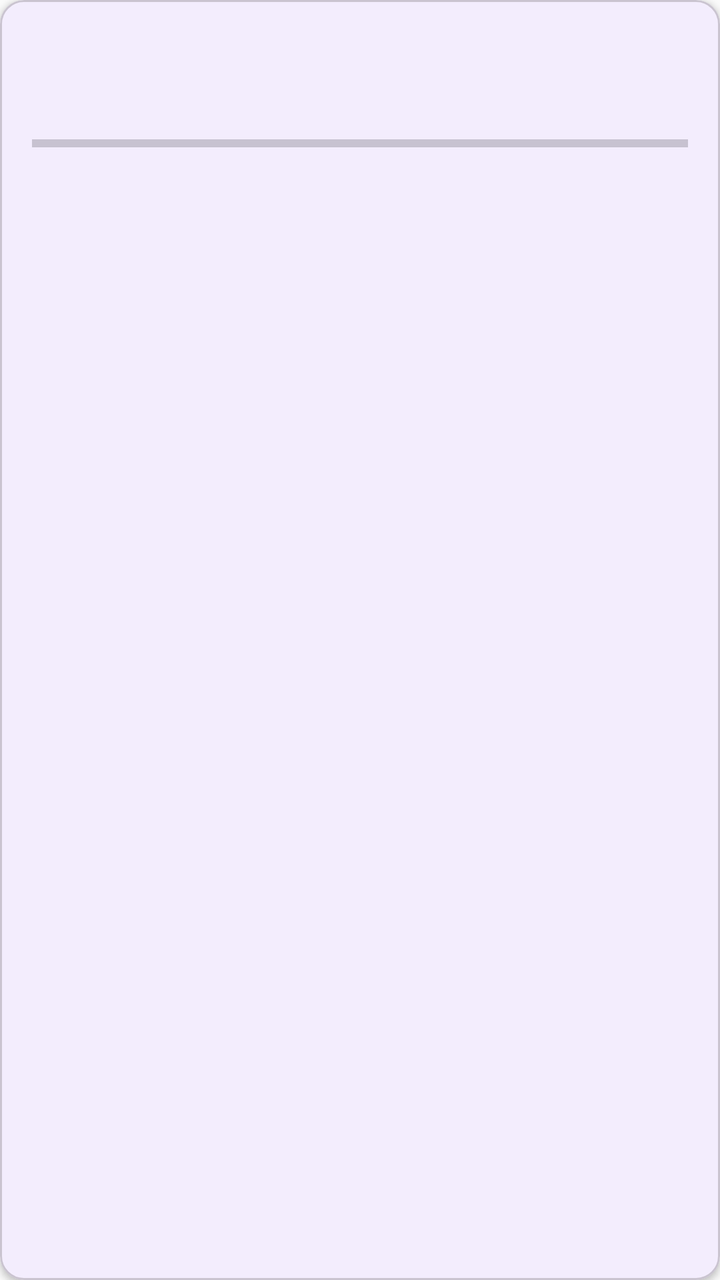
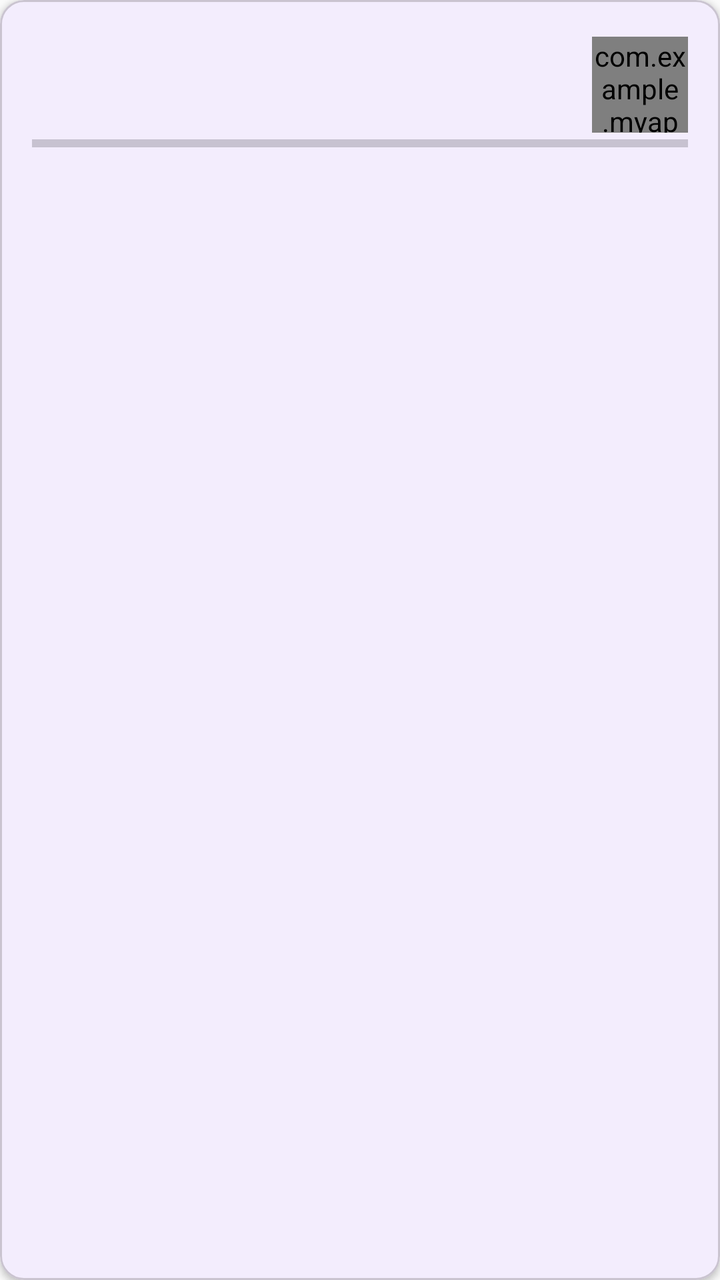

Before-and-after screenshots of an Android layout around one commit, followed by the original layout XML and the change that was made.
<!-- AndroidManifest.xml: application theme Theme.MyApplication -->
<!-- res/layout/item_habit.xml -->
<?xml version="1.0" encoding="utf-8"?>
<com.google.android.material.card.MaterialCardView
    xmlns:android="http://schemas.android.com/apk/res/android"
    xmlns:app="http://schemas.android.com/apk/res-auto"
    android:layout_width="match_parent"
    android:layout_height="wrap_content"
    android:layout_marginBottom="@dimen/spacing_sm"
    app:cardCornerRadius="@dimen/card_corner_radius"
    app:cardElevation="@dimen/card_elevation">

    <androidx.constraintlayout.widget.ConstraintLayout
        android:layout_width="match_parent"
        android:layout_height="wrap_content"
        android:padding="@dimen/card_padding">

        
        <TextView
            android:id="@+id/tv_habit_title"
            style="@style/TextStyle.Body"
            android:layout_width="0dp"
            android:layout_height="wrap_content"
            android:textStyle="bold"
            app:layout_constraintTop_toTopOf="parent"
            app:layout_constraintStart_toStartOf="parent"
            app:layout_constraintEnd_toStartOf="@id/tv_habit_percent"
            android:layout_marginEnd="@dimen/spacing_sm" />

        
        <TextView
            android:id="@+id/tv_habit_streak"
            style="@style/TextStyle.Caption"
            android:layout_width="0dp"
            android:layout_height="wrap_content"
            android:layout_marginTop="@dimen/spacing_xs"
            app:layout_constraintTop_toBottomOf="@id/tv_habit_title"
            app:layout_constraintStart_toStartOf="parent"
            app:layout_constraintEnd_toStartOf="@id/tv_habit_percent" />

        
        <TextView
            android:id="@+id/tv_habit_percent"
            style="@style/TextStyle.Percent"
            android:layout_width="wrap_content"
            android:layout_height="wrap_content"
            app:layout_constraintTop_toTopOf="parent"
            app:layout_constraintBottom_toTopOf="@id/progress_habit"
            app:layout_constraintEnd_toEndOf="parent" />

        
        <ProgressBar
            android:id="@+id/progress_habit"
            style="?android:attr/progressBarStyleHorizontal"
            android:layout_width="0dp"
            android:layout_height="@dimen/item_progress_height"
            android:layout_marginTop="@dimen/spacing_sm"
            android:max="100"
            app:layout_constraintTop_toBottomOf="@id/tv_habit_streak"
            app:layout_constraintStart_toStartOf="parent"
            app:layout_constraintEnd_toEndOf="parent"
            app:layout_constraintBottom_toBottomOf="parent" />

    </androidx.constraintlayout.widget.ConstraintLayout>
</com.google.android.material.card.MaterialCardView>
<!-- resources referenced by this layout -->
<resources>
  <dimen name="card_corner_radius">12dp</dimen>
  <dimen name="card_elevation">2dp</dimen>
  <dimen name="card_padding">16dp</dimen>
  <dimen name="item_progress_height">6dp</dimen>
  <dimen name="spacing_sm">8dp</dimen>
  <dimen name="spacing_xs">4dp</dimen>
  <style name="TextStyle.Body">
          <item name="android:textSize">@dimen/text_body</item>
          <item name="android:textColor">@color/on_surface</item>
      </style>
  <style name="TextStyle.Caption">
          <item name="android:textSize">@dimen/text_body_small</item>
          <item name="android:textColor">@color/on_surface_variant</item>
      </style>
  <style name="TextStyle.Percent">
          <item name="android:textSize">@dimen/text_percent</item>
          <item name="android:textStyle">bold</item>
      </style>
  <style name="Theme.MyApplication" parent="Theme.Material3.DayNight.NoActionBar">
          <item name="colorPrimary">@color/primary</item>
          <item name="colorPrimaryVariant">@color/primary_variant</item>
          <item name="colorOnPrimary">@color/on_primary</item>
          <item name="colorSecondary">@color/secondary</item>
          <item name="colorSecondaryVariant">@color/secondary_variant</item>
          <item name="colorOnSecondary">@color/on_secondary</item>
          <item name="colorError">@color/error</item>
          <item name="colorOnError">@color/on_error</item>
          <item name="android:colorBackground">@color/background</item>
          <item name="colorSurface">@color/surface</item>
          <item name="colorOnSurface">@color/on_surface</item>
      </style>
  <dimen name="text_body">16sp</dimen>
  <color name="on_surface">#FF1C1B1F</color>
  <dimen name="text_body_small">14sp</dimen>
  <color name="on_surface_variant">#FF49454F</color>
  <dimen name="text_percent">22sp</dimen>
  <color name="primary">#FF6200EE</color>
  <color name="primary_variant">#FF3700B3</color>
  <color name="on_primary">#FFFFFFFF</color>
  <color name="secondary">#FF03DAC6</color>
  <color name="secondary_variant">#FF018786</color>
  <color name="on_secondary">#FF000000</color>
  <color name="error">#FFB3261E</color>
  <color name="on_error">#FFFFFFFF</color>
  <color name="background">#FFFAFAFA</color>
  <color name="surface">#FFFFFFFF</color>
</resources>

<!-- the commit's change to res/layout/item_habit.xml (unified diff, before → after) -->
@@ -22,7 +22,7 @@
             android:textStyle="bold"
             app:layout_constraintTop_toTopOf="parent"
             app:layout_constraintStart_toStartOf="parent"
-            app:layout_constraintEnd_toStartOf="@id/tv_habit_percent"
+            app:layout_constraintEnd_toStartOf="@id/circular_progress"
             android:layout_marginEnd="@dimen/spacing_sm" />
 
         
@@ -34,14 +34,14 @@
             android:layout_marginTop="@dimen/spacing_xs"
             app:layout_constraintTop_toBottomOf="@id/tv_habit_title"
             app:layout_constraintStart_toStartOf="parent"
-            app:layout_constraintEnd_toStartOf="@id/tv_habit_percent" />
+            app:layout_constraintEnd_toStartOf="@id/circular_progress" />
 
         
-        <TextView
-            android:id="@+id/tv_habit_percent"
-            style="@style/TextStyle.Percent"
-            android:layout_width="wrap_content"
-            android:layout_height="wrap_content"
+        <com.example.myapplication.presentation.common.CircularProgressView
+            android:id="@+id/circular_progress"
+            android:layout_width="@dimen/circular_progress_size"
+            android:layout_height="@dimen/circular_progress_size"
+            app:strokeWidth="@dimen/circular_progress_stroke"
             app:layout_constraintTop_toTopOf="parent"
             app:layout_constraintBottom_toTopOf="@id/progress_habit"
             app:layout_constraintEnd_toEndOf="parent" />
<!-- resource entries referenced after the edit -->
@@ -3,6 +3,8 @@
   <dimen name="card_corner_radius">12dp</dimen>
   <dimen name="card_elevation">2dp</dimen>
   <dimen name="card_padding">16dp</dimen>
+  <dimen name="circular_progress_size">48dp</dimen>
+  <dimen name="circular_progress_stroke">4dp</dimen>
   <dimen name="item_progress_height">6dp</dimen>
   <dimen name="spacing_sm">8dp</dimen>
   <dimen name="spacing_xs">4dp</dimen>
@@ -13,10 +15,6 @@
   <style name="TextStyle.Caption">
           <item name="android:textSize">@dimen/text_body_small</item>
           <item name="android:textColor">@color/on_surface_variant</item>
-      </style>
-  <style name="TextStyle.Percent">
-          <item name="android:textSize">@dimen/text_percent</item>
-          <item name="android:textStyle">bold</item>
       </style>
   <style name="Theme.MyApplication" parent="Theme.Material3.DayNight.NoActionBar">
           <item name="colorPrimary">@color/primary</item>
@@ -35,7 +33,6 @@
   <color name="on_surface">#FF1C1B1F</color>
   <dimen name="text_body_small">14sp</dimen>
   <color name="on_surface_variant">#FF49454F</color>
-  <dimen name="text_percent">22sp</dimen>
   <color name="primary">#FF6200EE</color>
   <color name="primary_variant">#FF3700B3</color>
   <color name="on_primary">#FFFFFFFF</color>
